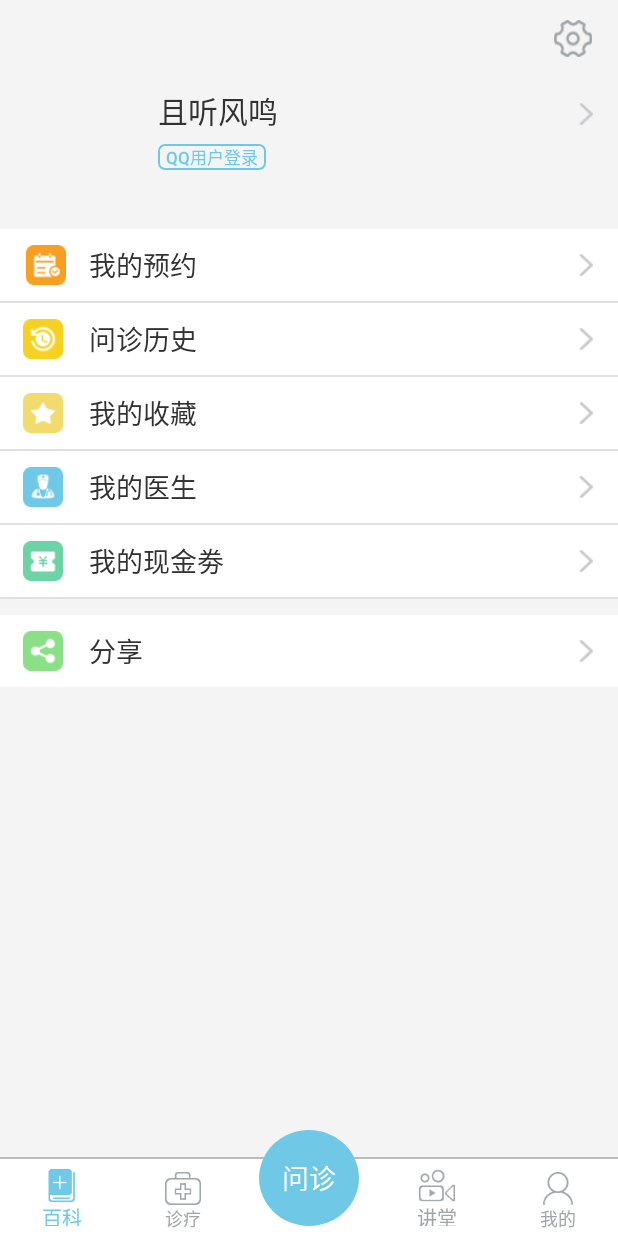
After one commit to chxxbb/TSET, an Android app: the fragment MypageFragment placed in its activity, on a phone screen of 412 x 824 dp. The commit adds this screen. Run offline under Robolectric (Android 15) with nearby library versions, the phone set to English and light mode, and no system bars; our stand-ins replace CircleImageView.

Commit message:
2016年8月26日13:44:25
新增：
我的页面

```diff
--- a/app/build.gradle
+++ b/app/build.gradle
@@ -26,4 +26,5 @@ dependencies {
     compile 'com.android.support:design:23.4.0'
     compile 'com.zhy:okhttputils:2.6.2'
     compile 'com.google.code.gson:gson:2.2.4'
+    compile 'de.hdodenhof:circleimageview:2.1.0'
 }
--- a/app/src/main/AndroidManifest.xml
+++ b/app/src/main/AndroidManifest.xml
@@ -8,14 +8,14 @@
         android:label="@string/app_name"
         android:supportsRtl="true"
         android:theme="@style/Theme.AppCompat.NoActionBar">
-        <activity android:name=".View.LoginActivity">
+        <activity android:name=".View.HomeActivity">
             <intent-filter>
                 <action android:name="android.intent.action.MAIN" />
 
                 <category android:name="android.intent.category.LAUNCHER" />
             </intent-filter>
         </activity>
-        <activity android:name=".View.HomeActivity"></activity>
+        <activity android:name=".View.LoginActivity"></activity>
     </application>
 
     <uses-permission android:name="android.permission.INTERNET"></uses-permission>
--- a/app/src/main/java/com/example/chen/tset/View/HomeActivity.java
+++ b/app/src/main/java/com/example/chen/tset/View/HomeActivity.java
@@ -11,11 +11,13 @@ import android.widget.RadioGroup;
 
 import com.example.chen.tset.page.EncyclopediaFragment;
 import com.example.chen.tset.R;
+import com.example.chen.tset.page.LectureroomFragment;
+import com.example.chen.tset.page.MypageFragment;
 
 public class HomeActivity extends AppCompatActivity {
     FragmentManager fm;
     FragmentTransaction ft;
-    private RadioButton rb_encyclopedia,rb_lectureroom;
+    private RadioButton rb_encyclopedia,rb_lectureroom,rb_mypage;
     private RadioGroup radioGroup_right,radioGroup_left;
     private FrameLayout framelayout;
 
@@ -33,8 +35,11 @@ public class HomeActivity extends AppCompatActivity {
         rb_lectureroom= (RadioButton) findViewById(R.id.rb_lectureroom);
         radioGroup_left= (RadioGroup) findViewById(R.id.radioGroup_left);
         radioGroup_right= (RadioGroup) findViewById(R.id.radioGroup_right);
+        rb_mypage= (RadioButton) findViewById(R.id.rb_mypage);
+        rb_encyclopedia.setChecked(true);
         rb_encyclopedia.setOnClickListener(listener);
         rb_lectureroom.setOnClickListener(listener);
+        rb_mypage.setOnClickListener(listener);
     }
 
     private void init() {
@@ -59,6 +64,12 @@ public class HomeActivity extends AppCompatActivity {
                     ft2.replace(R.id.framelayout,new LectureroomFragment());
                     ft2.commit();
                     break;
+                case R.id.rb_mypage:
+                    radioGroup_left.clearCheck();
+                    FragmentTransaction ft3=fm.beginTransaction();
+                    ft3.replace(R.id.framelayout,new MypageFragment());
+                    ft3.commit();
+                    break;
             }
         }
     };
--- /dev/null
+++ b/app/src/main/java/com/example/chen/tset/page/MypageFragment.java
@@ -0,0 +1,23 @@
+package com.example.chen.tset.page;
+
+import android.os.Bundle;
+import android.support.annotation.Nullable;
+import android.support.v4.app.Fragment;
+import android.view.LayoutInflater;
+import android.view.View;
+import android.view.ViewGroup;
+
+import com.example.chen.tset.R;
+
+/**
+ * Created by Administrator on 2016/8/26 0026.
+ */
+public class MypageFragment extends Fragment{
+    View view;
+    @Nullable
+    @Override
+    public View onCreateView(LayoutInflater inflater, @Nullable ViewGroup container, @Nullable Bundle savedInstanceState) {
+        view=inflater.inflate(R.layout.fragment_mypage,null);
+        return view;
+    }
+}
--- /dev/null
+++ b/app/src/main/res/drawable/qqregister_btn_case.xml
@@ -0,0 +1,10 @@
+<?xml version="1.0" encoding="utf-8"?>
+<shape xmlns:android="http://schemas.android.com/apk/res/android">
+    <corners android:radius="@dimen/x7" />
+    <solid android:color="#00000000" />
+    <stroke
+        android:dashGap="0dp"
+        android:width="1dp"
+        android:color="#6fc9e6" />
+
+</shape>
--- a/app/src/main/res/layout/activity_home.xml
+++ b/app/src/main/res/layout/activity_home.xml
@@ -86,6 +86,7 @@
                         android:textColor="@drawable/encyclopedia_color"
                         />
                     <RadioButton
+                        android:id="@+id/rb_mypage"
                         android:layout_marginRight="@dimen/x50"
                         android:layout_marginTop="@dimen/y12"
                         android:layout_marginBottom="@dimen/y12"
--- /dev/null
+++ b/app/src/main/res/layout/fragment_mypage.xml
@@ -0,0 +1,312 @@
+<?xml version="1.0" encoding="utf-8"?>
+<LinearLayout xmlns:android="http://schemas.android.com/apk/res/android"
+    xmlns:app="http://schemas.android.com/apk/res-auto"
+    android:orientation="vertical"
+    android:layout_width="match_parent"
+    android:layout_height="match_parent"
+    android:background="#f4f4f4">
+    <RelativeLayout
+        android:layout_width="match_parent"
+        android:layout_height="@dimen/y286">
+        <LinearLayout
+            android:layout_marginLeft="@dimen/x30"
+            android:layout_marginTop="@dimen/y96"
+            android:gravity="center_vertical"
+            android:layout_width="match_parent"
+            android:layout_height="wrap_content"
+            android:orientation="horizontal">
+            <de.hdodenhof.circleimageview.CircleImageView
+                android:layout_width="@dimen/x130"
+                android:layout_height="@dimen/y130"
+                app:civ_border_width="@dimen/x5"
+                app:civ_border_color="#ffff"/>
+
+            <LinearLayout
+                android:layout_marginLeft="@dimen/x30"
+                android:layout_gravity="center_vertical"
+                android:layout_width="wrap_content"
+                android:layout_height="wrap_content"
+                android:orientation="vertical">
+                <TextView
+                    android:layout_width="wrap_content"
+                    android:layout_height="wrap_content"
+                    android:text="且听风鸣"
+                    android:textSize="@dimen/x36"
+                    android:textColor="#323232"/>
+                <Button
+                    android:layout_width="@dimen/x130"
+                    android:layout_height="@dimen/y32"
+                    android:layout_marginTop="@dimen/y14"
+                    android:background="@drawable/qqregister_btn_case"
+                    android:text="QQ用户登录"
+                    android:textSize="@dimen/x20"
+                    android:textColor="#6fc9e6"/>
+            </LinearLayout>
+        </LinearLayout>
+        <LinearLayout
+            android:layout_alignParentRight="true"
+            android:layout_width="wrap_content"
+            android:layout_height="wrap_content">
+            <ImageView
+                android:layout_marginTop="@dimen/y25"
+                android:layout_marginRight="@dimen/x30"
+                android:layout_width="@dimen/x48"
+                android:layout_height="@dimen/y46"
+                android:src="@drawable/mypage_set"
+                />
+
+        </LinearLayout>
+        <LinearLayout
+            android:layout_alignParentRight="true"
+            android:gravity="center_vertical"
+            android:layout_width="wrap_content"
+            android:layout_height="match_parent">
+            <ImageView
+                android:layout_marginRight="@dimen/x30"
+                android:layout_width="@dimen/x18"
+                android:layout_height="@dimen/y28"
+                android:src="@drawable/mypage_skip"/>
+        </LinearLayout>
+
+    </RelativeLayout>
+    <RelativeLayout
+        android:layout_width="match_parent"
+        android:layout_height="@dimen/y90"
+        android:gravity="center_vertical"
+        android:background="#ffffff">
+        <LinearLayout
+            android:gravity="center_vertical"
+            android:layout_width="wrap_content"
+            android:layout_height="match_parent"
+            android:orientation="horizontal">
+            <ImageView
+                android:layout_marginLeft="@dimen/x30"
+                android:layout_width="@dimen/x50"
+                android:layout_height="@dimen/y50"
+                android:src="@drawable/mypage_order"/>
+            <TextView
+                android:layout_marginLeft="@dimen/x26"
+                android:layout_width="wrap_content"
+                android:layout_height="wrap_content"
+                android:text="我的预约"
+                android:textSize="@dimen/x32"
+                android:textColor="#323232"/>
+        </LinearLayout>
+        <LinearLayout
+            android:gravity="center_vertical"
+            android:layout_marginRight="@dimen/x30"
+            android:layout_alignParentRight="true"
+            android:layout_width="wrap_content"
+            android:layout_height="match_parent">
+            <ImageView
+                android:layout_width="@dimen/x18"
+                android:layout_height="@dimen/y28"
+                android:src="@drawable/mypage_skip"
+                />
+        </LinearLayout>
+
+    </RelativeLayout>
+    <View
+        android:layout_width="match_parent"
+        android:layout_height="1dp"
+        android:background="#e0e0e0"/>
+    <RelativeLayout
+        android:layout_width="match_parent"
+        android:layout_height="@dimen/y90"
+        android:gravity="center_vertical"
+        android:background="#ffffff">
+        <LinearLayout
+            android:gravity="center_vertical"
+            android:layout_width="wrap_content"
+            android:layout_height="match_parent"
+            android:orientation="horizontal">
+            <ImageView
+                android:layout_marginLeft="@dimen/x26"
+                android:layout_width="@dimen/x50"
+                android:layout_height="@dimen/y50"
+                android:src="@drawable/mypage_history"/>
+            <TextView
+                android:layout_marginLeft="@dimen/x30"
+                android:layout_width="wrap_content"
+                android:layout_height="wrap_content"
+                android:text="问诊历史"
+                android:textSize="@dimen/x32"
+                android:textColor="#323232"/>
+        </LinearLayout>
+        <LinearLayout
+            android:gravity="center_vertical"
+            android:layout_alignParentRight="true"
+            android:layout_width="wrap_content"
+            android:layout_height="match_parent">
+            <ImageView
+                android:layout_width="@dimen/x18"
+                android:layout_height="@dimen/y28"
+                android:src="@drawable/mypage_skip"
+                android:layout_marginRight="@dimen/x30"/>
+        </LinearLayout>
+
+    </RelativeLayout>
+    <View
+        android:layout_width="match_parent"
+        android:layout_height="1dp"
+        android:background="#e0e0e0"/>
+    <RelativeLayout
+        android:layout_width="match_parent"
+        android:layout_height="@dimen/y90"
+        android:gravity="center_vertical"
+        android:background="#ffffff">
+        <LinearLayout
+            android:gravity="center_vertical"
+            android:layout_width="wrap_content"
+            android:layout_height="match_parent"
+            android:orientation="horizontal">
+            <ImageView
+                android:layout_marginLeft="@dimen/x26"
+                android:layout_width="@dimen/x50"
+                android:layout_height="@dimen/y50"
+                android:src="@drawable/mypage_collect"/>
+            <TextView
+                android:layout_marginLeft="@dimen/x30"
+                android:layout_width="wrap_content"
+                android:layout_height="wrap_content"
+                android:text="我的收藏"
+                android:textSize="@dimen/x32"
+                android:textColor="#323232"/>
+        </LinearLayout>
+        <LinearLayout
+            android:gravity="center_vertical"
+            android:layout_alignParentRight="true"
+            android:layout_width="wrap_content"
+            android:layout_height="match_parent">
+            <ImageView
+                android:layout_width="@dimen/x18"
+                android:layout_height="@dimen/y28"
+                android:src="@drawable/mypage_skip"
+                android:layout_marginRight="@dimen/x30"/>
+        </LinearLayout>
+
+    </RelativeLayout>
+    <View
+        android:layout_width="match_parent"
+        android:layout_height="1dp"
+        android:background="#e0e0e0"/>
+    <RelativeLayout
+        android:layout_width="match_parent"
+        android:layout_height="@dimen/y90"
+        android:gravity="center_vertical"
+        android:background="#ffffff">
+        <LinearLayout
+            android:gravity="center_vertical"
+            android:layout_width="wrap_content"
+            android:layout_height="match_parent"
+            android:orientation="horizontal">
+            <ImageView
+                android:layout_marginLeft="@dimen/x26"
+                android:layout_width="@dimen/x50"
+                android:layout_height="@dimen/y50"
+                android:src="@drawable/mypage_doctor"/>
+            <TextView
+                android:layout_marginLeft="@dimen/x30"
+                android:layout_width="wrap_content"
+                android:layout_height="wrap_content"
+                android:text="我的医生"
+                android:textSize="@dimen/x32"
+                android:textColor="#323232"/>
+        </LinearLayout>
+        <LinearLayout
+            android:gravity="center_vertical"
+            android:layout_alignParentRight="true"
+            android:layout_width="wrap_content"
+            android:layout_height="match_parent">
+            <ImageView
+                android:layout_width="@dimen/x18"
+                android:layout_height="@dimen/y28"
+                android:src="@drawable/mypage_skip"
+                android:layout_marginRight="@dimen/x30"/>
+        </LinearLayout>
+
+    </RelativeLayout>
+    <View
+        android:layout_width="match_parent"
+        android:layout_height="1dp"
+        android:background="#e0e0e0"/>
+    <RelativeLayout
+        android:layout_width="match_parent"
+        android:layout_height="@dimen/y90"
+        android:gravity="center_vertical"
+        android:background="#ffffff">
+        <LinearLayout
+            android:gravity="center_vertical"
+            android:layout_width="wrap_content"
+            android:layout_height="match_parent"
+            android:orientation="horizontal">
+            <ImageView
+                android:layout_marginLeft="@dimen/x26"
+                android:layout_width="@dimen/x50"
+                android:layout_height="@dimen/y50"
+                android:src="@drawable/mypage_cash"/>
+            <TextView
+                android:layout_marginLeft="@dimen/x30"
+                android:layout_width="wrap_content"
+                android:layout_height="wrap_content"
+                android:text="我的现金劵"
+                android:textSize="@dimen/x32"
+                android:textColor="#323232"/>
+        </LinearLayout>
+        <LinearLayout
+            android:gravity="center_vertical"
+            android:layout_alignParentRight="true"
+            android:layout_width="wrap_content"
+            android:layout_height="match_parent">
+            <ImageView
+                android:layout_width="@dimen/x18"
+                android:layout_height="@dimen/y28"
+                android:src="@drawable/mypage_skip"
+                android:layout_marginRight="@dimen/x30"/>
+        </LinearLayout>
+
+    </RelativeLayout>
+    <View
+        android:layout_width="match_parent"
+        android:layout_height="1dp"
+        android:background="#e0e0e0"/>
+    <RelativeLayout
+        android:layout_marginTop="@dimen/y20"
+        android:layout_width="match_parent"
+        android:layout_height="@dimen/y90"
+        android:gravity="center_vertical"
+        android:background="#ffffff">
+        <LinearLayout
+            android:gravity="center_vertical"
+            android:layout_width="wrap_content"
+            android:layout_height="match_parent"
+            android:orientation="horizontal">
+            <ImageView
+                android:layout_marginLeft="@dimen/x26"
+                android:layout_width="@dimen/x50"
+                android:layout_height="@dimen/y50"
+                android:src="@drawable/mypage_share"/>
+            <TextView
+                android:layout_marginLeft="@dimen/x30"
+                android:layout_width="wrap_content"
+                android:layout_height="wrap_content"
+                android:text="分享"
+                android:textSize="@dimen/x32"
+                android:textColor="#323232"/>
+        </LinearLayout>
+        <LinearLayout
+            android:gravity="center_vertical"
+            android:layout_alignParentRight="true"
+            android:layout_width="wrap_content"
+            android:layout_height="match_parent">
+            <ImageView
+                android:layout_width="@dimen/x18"
+                android:layout_height="@dimen/y28"
+                android:src="@drawable/mypage_skip"
+                android:layout_marginRight="@dimen/x30"/>
+        </LinearLayout>
+
+    </RelativeLayout>
+
+
+</LinearLayout>
```
Also changed, not shown: app/src/main/res/drawable-xhdpi/mypage_cash.png (added), app/src/main/res/drawable-xhdpi/mypage_collect.png (added), app/src/main/res/drawable-xhdpi/mypage_doctor.png (added), app/src/main/res/drawable-xhdpi/mypage_history.png (added), app/src/main/res/drawable-xhdpi/mypage_order.png (added), app/src/main/res/drawable-xhdpi/mypage_set.png (added), app/src/main/res/drawable-xhdpi/mypage_share.png (added), app/src/main/res/drawable-xhdpi/mypage_skip.png (added).
